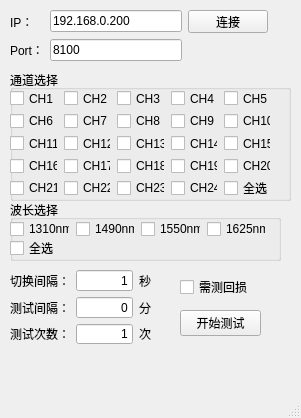
First picture: the form in UI/main.ui, repository lidingke/MAP200, before the edit.
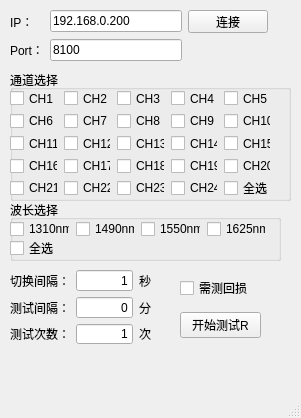
Second picture: the form after the edit.

The edit to the form file:
```diff
--- a/UI/main.ui
+++ b/UI/main.ui
@@ -335,16 +335,23 @@
      </item>
     </layout>
    </widget>
-   <widget class="QWidget" name="">
+   <widget class="QWidget" name="layoutWidget">
     <property name="geometry">
      <rect>
       <x>180</x>
       <y>270</y>
       <width>81</width>
-      <height>73</height>
+      <height>76</height>
      </rect>
     </property>
-    <layout class="QGridLayout" name="gridLayout_4">
+    <layout class="QGridLayout" name="startGridLayout">
+     <item row="1" column="0">
+      <widget class="QPushButton" name="save4Replace">
+       <property name="text">
+        <string>开始测试R</string>
+       </property>
+      </widget>
+     </item>
      <item row="0" column="0">
       <widget class="QCheckBox" name="returnLossCheck">
        <property name="text">
@@ -352,16 +359,9 @@
        </property>
       </widget>
      </item>
-     <item row="1" column="0">
-      <widget class="QPushButton" name="save">
-       <property name="text">
-        <string>开始测试</string>
-       </property>
-      </widget>
-     </item>
     </layout>
    </widget>
-   <widget class="QWidget" name="">
+   <widget class="QWidget" name="layoutWidget">
     <property name="geometry">
      <rect>
       <x>10</x>
```
Left out of the diff: 8 changed lines with no effect on the pictures.
